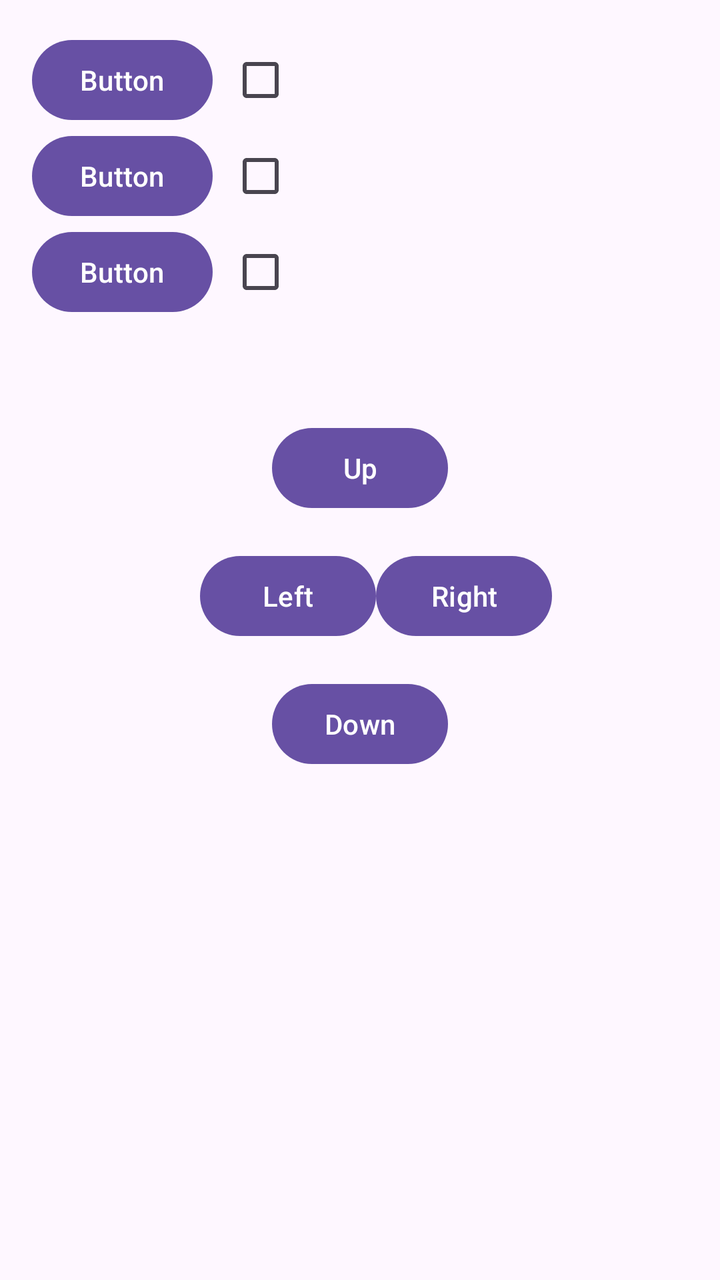
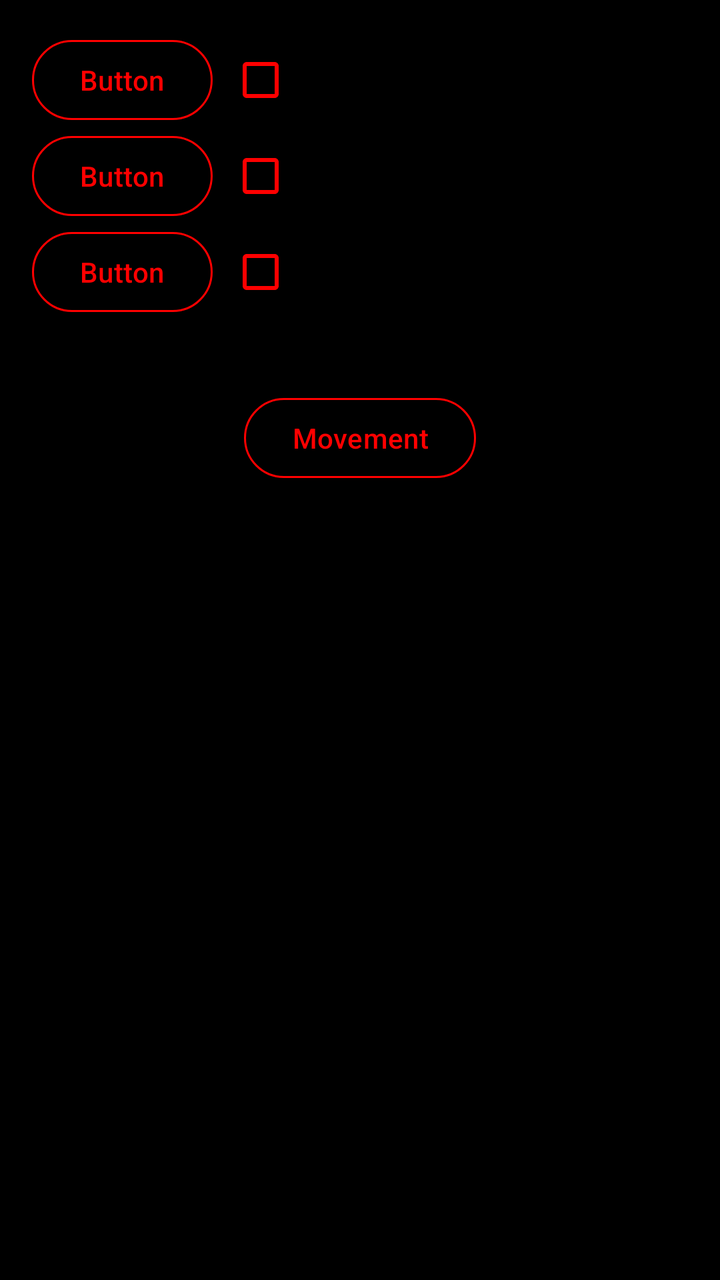

The first picture is an Android layout as it rendered before a commit; the second is the same layout after the commit. The layout source and the unified diff follow.
<!-- AndroidManifest.xml: application theme Theme.AltAzGoto -->
<!-- res/layout/alignment_fragment.xml -->
<?xml version="1.0" encoding="utf-8"?>
<FrameLayout xmlns:android="http://schemas.android.com/apk/res/android"
    xmlns:tools="http://schemas.android.com/tools"
    android:layout_width="match_parent"
    android:layout_height="match_parent"
    xmlns:app="http://schemas.android.com/apk/res-auto"
    tools:context=".AlignmentFragment">

    <androidx.constraintlayout.widget.ConstraintLayout
        android:layout_width="match_parent"
        android:layout_height="match_parent"
        android:layout_gravity="center"
        android:padding="16dp">

        <LinearLayout
            android:layout_width="match_parent"
            android:layout_height="match_parent"
            android:orientation="vertical">

            <LinearLayout
                android:layout_width="wrap_content"
                android:layout_height="wrap_content"
                android:orientation="horizontal">

                <Button
                    android:id="@+id/star1button"
                    android:layout_width="wrap_content"
                    android:layout_height="wrap_content"
                    android:text="Button" />

                <CheckBox
                    android:id="@+id/checkBoxStar1"
                    android:layout_width="wrap_content"
                    android:layout_height="wrap_content" />
            </LinearLayout>

            <LinearLayout
                android:layout_width="wrap_content"
                android:layout_height="wrap_content"
                android:orientation="horizontal">

                <Button
                    android:id="@+id/star2button"
                    android:layout_width="wrap_content"
                    android:layout_height="wrap_content"
                    android:layout_weight="1"
                    android:text="Button" />

                <CheckBox
                    android:id="@+id/checkBoxStar2"
                    android:layout_width="wrap_content"
                    android:layout_height="wrap_content" />
            </LinearLayout>

            <LinearLayout
                android:layout_width="wrap_content"
                android:layout_height="wrap_content"
                android:orientation="horizontal">

                <Button
                    android:id="@+id/star3button"
                    android:layout_width="wrap_content"
                    android:layout_height="wrap_content"
                    android:layout_weight="1"
                    android:text="Button" />

                <CheckBox
                    android:id="@+id/checkBoxStar3"
                    android:layout_width="wrap_content"
                    android:layout_height="wrap_content" />
            </LinearLayout>

            <LinearLayout
                android:id="@+id/linearLayout"
                android:layout_width="wrap_content"
                android:layout_height="wrap_content"
                android:layout_gravity="center"
                android:orientation="vertical">

                <LinearLayout
                    android:layout_width="wrap_content"
                    android:layout_height="wrap_content"
                    android:layout_gravity="center_vertical"
                    android:layout_marginTop="50dp"
                    android:orientation="vertical">

                    <LinearLayout
                        android:layout_width="match_parent"
                        android:layout_height="wrap_content"
                        android:gravity="center"
                        android:orientation="horizontal">

                        <Button
                            android:id="@+id/upbtn"
                            android:layout_width="wrap_content"
                            android:layout_height="wrap_content"
                            android:text="Up" />
                    </LinearLayout>

                    <LinearLayout
                        android:id="@+id/leftrightbtns"
                        android:layout_width="wrap_content"
                        android:layout_height="wrap_content"
                        android:layout_marginStart="16dp"
                        android:layout_marginTop="16dp"
                        android:layout_marginBottom="16dp"
                        android:gravity="center"
                        android:orientation="horizontal">

                        <Button
                            android:id="@+id/leftbtn"
                            android:layout_width="wrap_content"
                            android:layout_height="match_parent"
                            android:text="Left" />

                        <Button
                            android:id="@+id/rightbtn"
                            android:layout_width="wrap_content"
                            android:layout_height="match_parent"
                            android:text="Right" />
                    </LinearLayout>

                    <LinearLayout
                        android:layout_width="match_parent"
                        android:layout_height="wrap_content"
                        android:gravity="center"
                        android:orientation="horizontal">

                        <Button
                            android:id="@+id/downbtn"
                            android:layout_width="wrap_content"
                            android:layout_height="wrap_content"
                            android:text="Down" />
                    </LinearLayout>
                </LinearLayout>
            </LinearLayout>
        </LinearLayout>
    </androidx.constraintlayout.widget.ConstraintLayout>
</FrameLayout>
<!-- resources referenced by this layout -->
<resources>
  <style name="Theme.AltAzGoto" parent="Base.Theme.AltAzGoto" />
  <style name="Base.Theme.AltAzGoto" parent="Theme.Material3.DayNight.NoActionBar">
          
          
      </style>
</resources>

<!-- the commit's change to res/layout/alignment_fragment.xml (unified diff, before → after) -->
@@ -1,139 +1,100 @@
 <?xml version="1.0" encoding="utf-8"?>
-<FrameLayout xmlns:android="http://schemas.android.com/apk/res/android"
-    xmlns:tools="http://schemas.android.com/tools"
-    android:layout_width="match_parent"
-    android:layout_height="match_parent"
+<layout xmlns:android="http://schemas.android.com/apk/res/android"
     xmlns:app="http://schemas.android.com/apk/res-auto"
-    tools:context=".AlignmentFragment">
+    xmlns:tools="http://schemas.android.com/tools">
 
-    <androidx.constraintlayout.widget.ConstraintLayout
+    <data>
+        <variable
+            name="appviewmodel"
+            type="net.nikcain.altazgoto.AppViewModel" />
+    </data>
+
+    <FrameLayout
         android:layout_width="match_parent"
         android:layout_height="match_parent"
-        android:layout_gravity="center"
-        android:padding="16dp">
+        tools:context=".AlignmentFragment">
 
-        <LinearLayout
+        <androidx.constraintlayout.widget.ConstraintLayout
             android:layout_width="match_parent"
             android:layout_height="match_parent"
-            android:orientation="vertical">
+            android:layout_gravity="center"
+            android:padding="16dp">
 
             <LinearLayout
-                android:layout_width="wrap_content"
-                android:layout_height="wrap_content"
-                android:orientation="horizontal">
-
-                <Button
-                    android:id="@+id/star1button"
-                    android:layout_width="wrap_content"
-                    android:layout_height="wrap_content"
-                    android:text="Button" />
-
-                <CheckBox
-                    android:id="@+id/checkBoxStar1"
-                    android:layout_width="wrap_content"
-                    android:layout_height="wrap_content" />
-            </LinearLayout>
-
-            <LinearLayout
-                android:layout_width="wrap_content"
-                android:layout_height="wrap_content"
-                android:orientation="horizontal">
-
-                <Button
-                    android:id="@+id/star2button"
-                    android:layout_width="wrap_content"
-                    android:layout_height="wrap_content"
-                    android:layout_weight="1"
-                    android:text="Button" />
-
-                <CheckBox
-                    android:id="@+id/checkBoxStar2"
-                    android:layout_width="wrap_content"
-                    android:layout_height="wrap_content" />
-            </LinearLayout>
-
-            <LinearLayout
-                android:layout_width="wrap_content"
-                android:layout_height="wrap_content"
-                android:orientation="horizontal">
-
-                <Button
-                    android:id="@+id/star3button"
-                    android:layout_width="wrap_content"
-                    android:layout_height="wrap_content"
-                    android:layout_weight="1"
-                    android:text="Button" />
-
-                <CheckBox
-                    android:id="@+id/checkBoxStar3"
-                    android:layout_width="wrap_content"
-                    android:layout_height="wrap_content" />
-            </LinearLayout>
-
-            <LinearLayout
-                android:id="@+id/linearLayout"
-                android:layout_width="wrap_content"
-                android:layout_height="wrap_content"
-                android:layout_gravity="center"
+                android:layout_width="match_parent"
+                android:layout_height="match_parent"
                 android:orientation="vertical">
 
                 <LinearLayout
                     android:layout_width="wrap_content"
                     android:layout_height="wrap_content"
-                    android:layout_gravity="center_vertical"
-                    android:layout_marginTop="50dp"
-                    android:orientation="vertical">
+                    android:orientation="horizontal">
 
-                    <LinearLayout
-                        android:layout_width="match_parent"
-                        android:layout_height="wrap_content"
-                        android:gravity="center"
-                        android:orientation="horizontal">
-
-                        <Button
-                            android:id="@+id/upbtn"
-                            android:layout_width="wrap_content"
-                            android:layout_height="wrap_content"
-                            android:text="Up" />
-                    </LinearLayout>
-
-                    <LinearLayout
-                        android:id="@+id/leftrightbtns"
+                    <Button
+                        android:id="@+id/star1button"
                         android:layout_width="wrap_content"
                         android:layout_height="wrap_content"
-                        android:layout_marginStart="16dp"
-                        android:layout_marginTop="16dp"
-                        android:layout_marginBottom="16dp"
-                        android:gravity="center"
-                        android:orientation="horizontal">
+                        android:text="Button" />
 
-                        <Button
-                            android:id="@+id/leftbtn"
-                            android:layout_width="wrap_content"
-                            android:layout_height="match_parent"
-                            android:text="Left" />
+                    <CheckBox
+                        android:id="@+id/checkBoxStar1"
+                        android:layout_width="wrap_content"
+                        android:layout_height="wrap_content"
+                        android:checked="@{appviewmodel.uiState.calibrationPointsSet[0]}" />
+                </LinearLayout>
 
-                        <Button
-                            android:id="@+id/rightbtn"
-                            android:layout_width="wrap_content"
-                            android:layout_height="match_parent"
-                            android:text="Right" />
-                    </LinearLayout>
+                <LinearLayout
+                    android:layout_width="wrap_content"
+                    android:layout_height="wrap_content"
+                    android:orientation="horizontal">
 
-                    <LinearLayout
-                        android:layout_width="match_parent"
+                    <Button
+                        android:id="@+id/star2button"
+                        android:layout_width="wrap_content"
                         android:layout_height="wrap_content"
-                        android:gravity="center"
-                        android:orientation="horizontal">
+                        android:layout_weight="1"
+                        android:text="Button" />
 
-                        <Button
-                            android:id="@+id/downbtn"
-                            android:layout_width="wrap_content"
-                            android:layout_height="wrap_content"
-                            android:text="Down" />
-                    </LinearLayout>
+                    <CheckBox
+                        android:id="@+id/checkBoxStar2"
+                        android:layout_width="wrap_content"
+                        android:layout_height="wrap_content"
+                        android:checked="@{appviewmodel.uiState.calibrationPointsSet[1]}" />
                 </LinearLayout>
+
+                <LinearLayout
+                    android:layout_width="wrap_content"
+                    android:layout_height="wrap_content"
+                    android:orientation="horizontal">
+
+                    <Button
+                        android:id="@+id/star3button"
+                        android:layout_width="wrap_content"
+                        android:layout_height="wrap_content"
+                        android:layout_weight="1"
+                        android:text="Button" />
+
+                    <CheckBox
+                        android:id="@+id/checkBoxStar3"
+                        android:layout_width="wrap_content"
+                        android:layout_height="wrap_content"
+                        android:checked="@{appviewmodel.uiState.calibrationPointsSet[2]}" />
+                </LinearLayout>
+
+                <TextView
+                    android:id="@+id/calibParams"
+                    android:layout_width="match_parent"
+                    android:layout_height="wrap_content" />
+
+                <Button
+                    android:id="@+id/movementbtn"
+                    android:layout_width="wrap_content"
+                    android:layout_height="wrap_content"
+                    android:layout_gravity="center_horizontal"
+                    android:layout_marginTop="16dp"
+                    android:text="@string/movement" />
+
             </LinearLayout>
-        </LinearLayout>
-    </androidx.constraintlayout.widget.ConstraintLayout>
-</FrameLayout>
+        </androidx.constraintlayout.widget.ConstraintLayout>
+    </FrameLayout>
+</layout>
<!-- resource entries referenced after the edit -->
@@ -1,9 +1,49 @@
 <!-- resources referenced by this layout -->
 <resources>
+  <string name="movement">Movement</string>
   <style name="Theme.AltAzGoto" parent="Base.Theme.AltAzGoto" />
   <style name="Base.Theme.AltAzGoto" parent="Theme.Material3.DayNight.NoActionBar">
           
+          <item name="colorPrimary">@color/night_red</item>
+          <item name="colorOnPrimary">@color/black</item>
+          <item name="colorSecondary">@color/night_red</item>
+          <item name="colorOnSecondary">@color/black</item>
+          <item name="colorTertiary">@color/night_red</item>
+          <item name="colorOnTertiary">@color/black</item>
+          <item name="colorSurface">@color/black</item>
+          <item name="colorOnSurface">@color/night_red</item>
+          <item name="colorOnSurfaceVariant">@color/night_red</item>
+          <item name="android:textColorPrimary">@color/night_red</item>
+          <item name="android:textColorSecondary">@color/night_red</item>
+          <item name="android:windowBackground">@color/black</item>
+          <item name="colorOutline">@color/night_red</item>
+          <item name="colorError">@color/night_red</item>
+  
           
+          <item name="colorControlNormal">@color/night_red</item>
+          <item name="colorControlActivated">@color/night_red</item>
+          <item name="colorControlHighlight">#44FF0000</item> 
+  
+          
+          <item name="materialButtonStyle">@style/Widget.Material3.Button.OutlinedButton</item>
+  
+          
+          <item name="imageButtonStyle">@style/Widget.AltAzGoto.ImageButton</item>
+  
+          
+          <item name="actionBarPopupTheme">@style/ThemeOverlay.AltAzGoto.Popup</item>
+      </style>
+  <color name="night_red">#FFFF0000</color>
+  <color name="black">#FF000000</color>
+  <style name="Widget.AltAzGoto.ImageButton" parent="Widget.AppCompat.ImageButton">
+          <item name="android:tint">@color/night_red</item>
+          <item name="android:background">?attr/selectableItemBackgroundBorderless</item>
+      </style>
+  <style name="ThemeOverlay.AltAzGoto.Popup" parent="ThemeOverlay.Material3.AutoCompleteTextView">
+          <item name="android:background">@color/black</item>
+          <item name="colorSurface">@color/black</item>
+          <item name="colorOnSurface">@color/night_red</item>
+          <item name="android:textColor">@color/night_red</item>
       </style>
 </resources>
 
